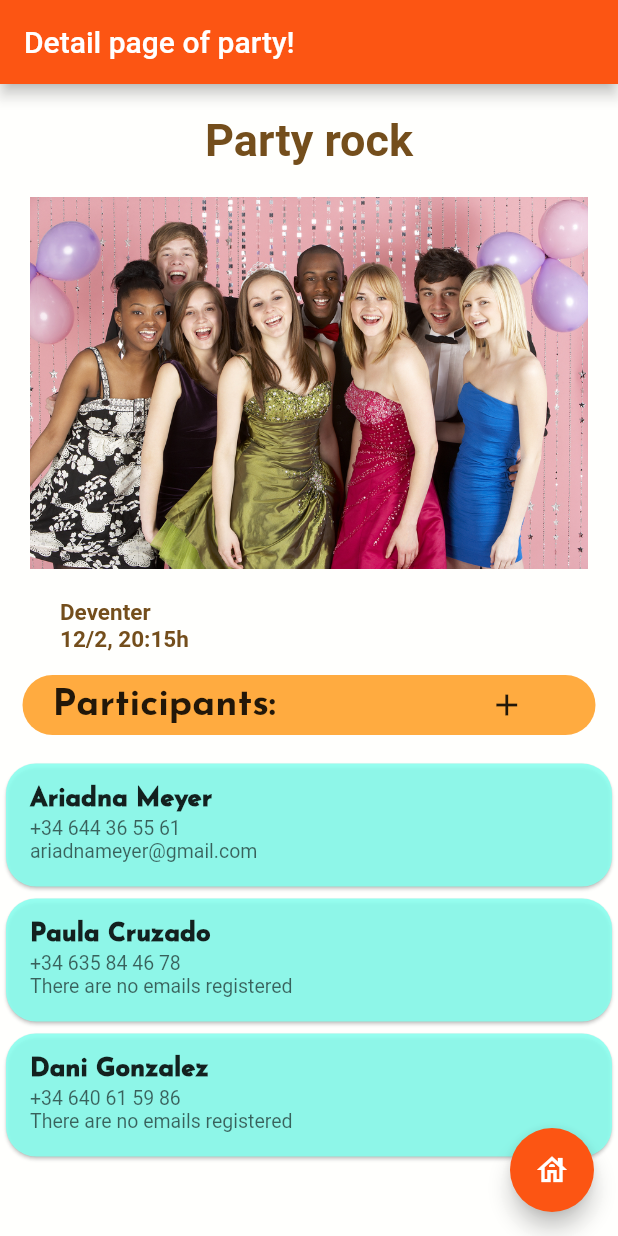
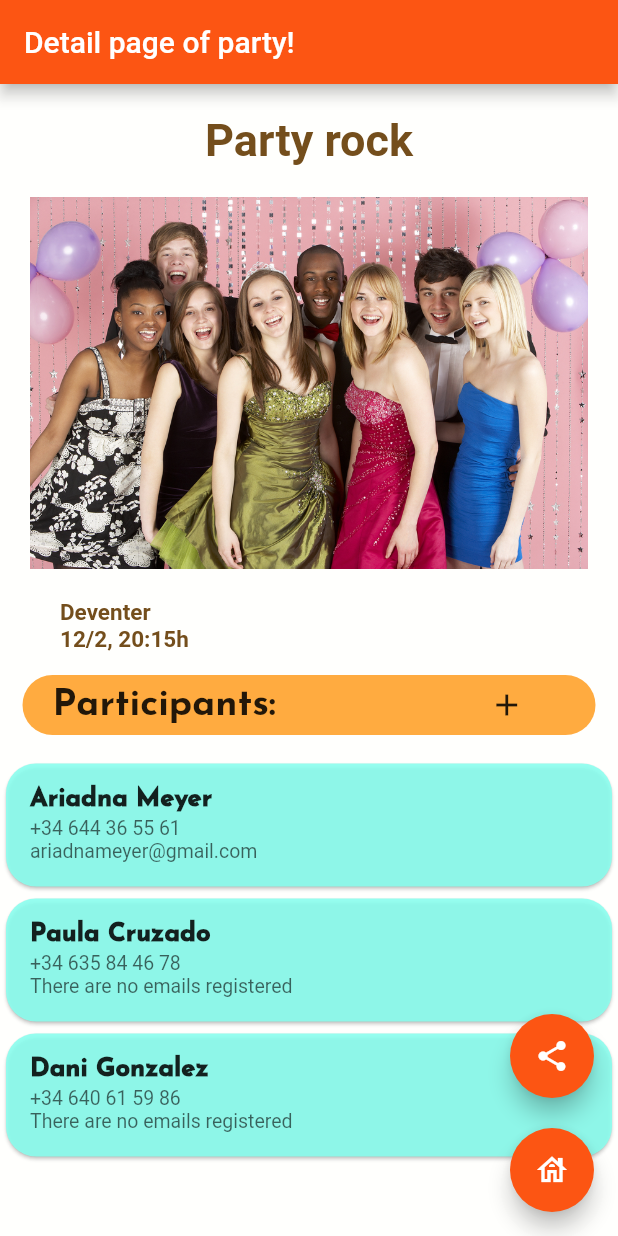
Before and after one commit to teyteymey/AAD-FlutterPrototype, a Flutter app: the screen it shows after launch, after a tap on "Party rock", on a phone screen of 412 x 824 dp. Run offline on Flutter 3.47's test engine with Material 2 defaults, Android fonts, the phone set to English and light mode, and no system bars; our stand-ins replace contacts_service, flutter_datetime_picker; missing offline and left inert: add_2_calendar.

Commit message:
added new package to share parties and floating buttons formatted

```diff
--- a/flutter_aad/lib/NewPartyPage.dart
+++ b/flutter_aad/lib/NewPartyPage.dart
@@ -33,7 +33,7 @@ class _NewPartyPage extends State<NewPartyPage> {
 
   void randomImage() {
     Random random = new Random();
-    int randomNumber = random.nextInt(3) + 1;
+    int randomNumber = random.nextInt(7) + 1;
     image = '$randomNumber.jpg';
   }
 
--- a/flutter_aad/lib/PartyDetailsPage.dart
+++ b/flutter_aad/lib/PartyDetailsPage.dart
@@ -4,6 +4,8 @@ import 'package:contacts_service/contacts_service.dart';
 import 'package:flutter/cupertino.dart';
 import 'package:flutter/material.dart';
 import 'package:flutter_aad/main.dart';
+
+import 'package:add_2_calendar/add_2_calendar.dart';
 
 class PartyDetailsPage extends StatefulWidget {
   List<List<String>> dataParty = [];
@@ -114,7 +116,23 @@ class _PartyDetailsPage extends State<PartyDetailsPage> {
   Widget build(BuildContext context) {
     return Scaffold(
       backgroundColor: const Color.fromARGB(239, 255, 255, 253),
-      floatingActionButton: FloatingActionButton(
+      floatingActionButton: Column(
+        crossAxisAlignment: CrossAxisAlignment.end,
+        children: [
+          Expanded(
+              child: Container(
+            width: MediaQuery.of(context).size.width,
+          )),
+          FloatingActionButton(
+              heroTag: "Share",
+              backgroundColor: Color.fromARGB(255, 252, 85, 19),
+              child: const Icon(Icons.share),
+              onPressed: () {}),
+          Padding(
+            padding: const EdgeInsets.all(10.0),
+          ),
+          FloatingActionButton(
+              heroTag: "Home",
               backgroundColor: Color.fromARGB(255, 252, 85, 19),
               child: const Icon(Icons.house_outlined),
               onPressed: () {
@@ -123,6 +141,8 @@ class _PartyDetailsPage extends State<PartyDetailsPage> {
                   MaterialPageRoute(builder: (context) => PartiesPage()),
                 );
               }),
+        ],
+      ),
       appBar: AppBar(
         title: const Text('Detail page of party!'),
         automaticallyImplyLeading: false,
--- a/flutter_aad/pubspec.yaml
+++ b/flutter_aad/pubspec.yaml
@@ -36,6 +36,7 @@ dependencies:
   cupertino_icons: ^1.0.2
   flutter_datetime_picker: ^1.5.1
   contacts_service: ^0.6.3
+  add_2_calendar: ^2.1.2
 
 dev_dependencies:
   flutter_test:
```
Also changed, not shown: flutter_aad/images/4.jpg (added), flutter_aad/images/5.jpg (added), flutter_aad/images/6.jpg (added), flutter_aad/images/7.jpg (added), flutter_aad/pubspec.lock, 2 other files. Lines whose indentation alone changed are shown as unchanged.
